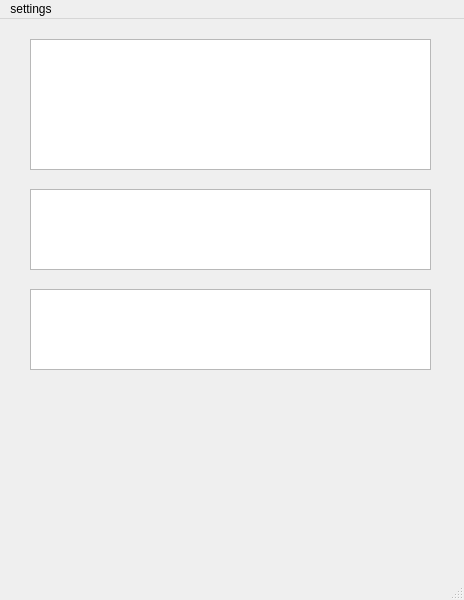
Old version of the form po/main.ui in the repository najar1412/po.
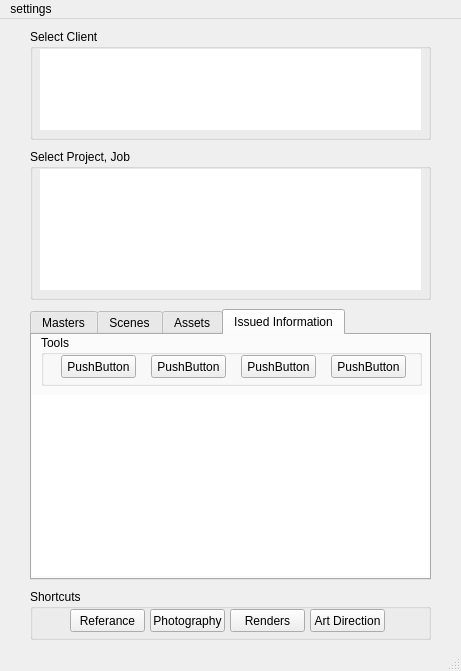
New version of the form. The open tabs and pages were chosen to show the change.

What changed in the file:
```diff
--- a/po/main.ui
+++ b/po/main.ui
@@ -6,51 +6,328 @@
    <rect>
     <x>0</x>
     <y>0</y>
-    <width>464</width>
-    <height>600</height>
+    <width>461</width>
+    <height>671</height>
    </rect>
   </property>
   <property name="windowTitle">
    <string>MainWindow</string>
   </property>
   <widget class="QWidget" name="centralwidget">
-   <widget class="QListWidget" name="client_list">
+   <widget class="QTabWidget" name="tabWidget">
     <property name="geometry">
      <rect>
       <x>30</x>
-      <y>20</y>
+      <y>290</y>
       <width>401</width>
-      <height>131</height>
+      <height>271</height>
      </rect>
     </property>
+    <property name="currentIndex">
+     <number>0</number>
+    </property>
+    <widget class="QWidget" name="masters_tab">
+     <attribute name="title">
+      <string>Masters</string>
+     </attribute>
+     <widget class="QGroupBox" name="masters_tools">
+      <property name="geometry">
+       <rect>
+        <x>10</x>
+        <y>0</y>
+        <width>381</width>
+        <height>51</height>
+       </rect>
+      </property>
+      <property name="title">
+       <string>Tools</string>
+      </property>
+      <widget class="QPushButton" name="pushButton_5">
+       <property name="geometry">
+        <rect>
+         <x>20</x>
+         <y>20</y>
+         <width>75</width>
+         <height>23</height>
+        </rect>
+       </property>
+       <property name="text">
+        <string>PushButton</string>
+       </property>
+      </widget>
+      <widget class="QPushButton" name="pushButton_6">
+       <property name="geometry">
+        <rect>
+         <x>110</x>
+         <y>20</y>
+         <width>75</width>
+         <height>23</height>
+        </rect>
+       </property>
+       <property name="text">
+        <string>PushButton</string>
+       </property>
+      </widget>
+      <widget class="QPushButton" name="pushButton_7">
+       <property name="geometry">
+        <rect>
+         <x>200</x>
+         <y>20</y>
+         <width>75</width>
+         <height>23</height>
+        </rect>
+       </property>
+       <property name="text">
+        <string>PushButton</string>
+       </property>
+      </widget>
+      <widget class="QPushButton" name="pushButton_8">
+       <property name="geometry">
+        <rect>
+         <x>290</x>
+         <y>20</y>
+         <width>75</width>
+         <height>23</height>
+        </rect>
+       </property>
+       <property name="text">
+        <string>PushButton</string>
+       </property>
+      </widget>
+     </widget>
+    </widget>
+    <widget class="QWidget" name="scene_tab">
+     <attribute name="title">
+      <string>Scenes</string>
+     </attribute>
+    </widget>
+    <widget class="QWidget" name="asset_tab">
+     <attribute name="title">
+      <string>Assets</string>
+     </attribute>
+    </widget>
+    <widget class="QWidget" name="issued_tab">
+     <attribute name="title">
+      <string>Issued Information</string>
+     </attribute>
+     <widget class="QTreeWidget" name="issued_tree">
+      <property name="geometry">
+       <rect>
+        <x>0</x>
+        <y>60</y>
+        <width>401</width>
+        <height>181</height>
+       </rect>
+      </property>
+      <property name="frameShape">
+       <enum>QFrame::NoFrame</enum>
+      </property>
+      <property name="lineWidth">
+       <number>0</number>
+      </property>
+      <attribute name="headerVisible">
+       <bool>false</bool>
+      </attribute>
+      <column>
+       <property name="text">
+        <string notr="true">1</string>
+       </property>
+      </column>
+     </widget>
+     <widget class="QGroupBox" name="issued_tools">
+      <property name="geometry">
+       <rect>
+        <x>9</x>
+        <y>0</y>
+        <width>381</width>
+        <height>51</height>
+       </rect>
+      </property>
+      <property name="title">
+       <string>Tools</string>
+      </property>
+      <widget class="QPushButton" name="pushButton">
+       <property name="geometry">
+        <rect>
+         <x>20</x>
+         <y>20</y>
+         <width>75</width>
+         <height>23</height>
+        </rect>
+       </property>
+       <property name="text">
+        <string>PushButton</string>
+       </property>
+      </widget>
+      <widget class="QPushButton" name="pushButton_2">
+       <property name="geometry">
+        <rect>
+         <x>110</x>
+         <y>20</y>
+         <width>75</width>
+         <height>23</height>
+        </rect>
+       </property>
+       <property name="text">
+        <string>PushButton</string>
+       </property>
+      </widget>
+      <widget class="QPushButton" name="pushButton_3">
+       <property name="geometry">
+        <rect>
+         <x>200</x>
+         <y>20</y>
+         <width>75</width>
+         <height>23</height>
+        </rect>
+       </property>
+       <property name="text">
+        <string>PushButton</string>
+       </property>
+      </widget>
+      <widget class="QPushButton" name="pushButton_4">
+       <property name="geometry">
+        <rect>
+         <x>290</x>
+         <y>20</y>
+         <width>75</width>
+         <height>23</height>
+        </rect>
+       </property>
+       <property name="text">
+        <string>PushButton</string>
+       </property>
+      </widget>
+     </widget>
+    </widget>
    </widget>
-   <widget class="QListWidget" name="project_list">
+   <widget class="QGroupBox" name="folder_shortcuts">
     <property name="geometry">
      <rect>
       <x>30</x>
-      <y>170</y>
+      <y>570</y>
       <width>401</width>
-      <height>81</height>
+      <height>51</height>
      </rect>
     </property>
+    <property name="title">
+     <string>Shortcuts</string>
+    </property>
+    <widget class="QPushButton" name="fs_ref">
+     <property name="geometry">
+      <rect>
+       <x>40</x>
+       <y>20</y>
+       <width>75</width>
+       <height>23</height>
+      </rect>
+     </property>
+     <property name="text">
+      <string>Referance</string>
+     </property>
+    </widget>
+    <widget class="QPushButton" name="fs_photography">
+     <property name="geometry">
+      <rect>
+       <x>120</x>
+       <y>20</y>
+       <width>75</width>
+       <height>23</height>
+      </rect>
+     </property>
+     <property name="text">
+      <string>Photography</string>
+     </property>
+    </widget>
+    <widget class="QPushButton" name="fs_render">
+     <property name="geometry">
+      <rect>
+       <x>200</x>
+       <y>20</y>
+       <width>75</width>
+       <height>23</height>
+      </rect>
+     </property>
+     <property name="text">
+      <string>Renders</string>
+     </property>
+    </widget>
+    <widget class="QPushButton" name="fs_artdirection">
+     <property name="geometry">
+      <rect>
+       <x>280</x>
+       <y>20</y>
+       <width>75</width>
+       <height>23</height>
+      </rect>
+     </property>
+     <property name="text">
+      <string>Art Direction</string>
+     </property>
+    </widget>
    </widget>
-   <widget class="QTreeWidget" name="issued_tree">
+   <widget class="QGroupBox" name="client_groupbox">
     <property name="geometry">
      <rect>
       <x>30</x>
-      <y>270</y>
+      <y>10</y>
       <width>401</width>
-      <height>81</height>
+      <height>111</height>
      </rect>
     </property>
-    <attribute name="headerVisible">
-     <bool>false</bool>
-    </attribute>
-    <column>
-     <property name="text">
-      <string notr="true">1</string>
+    <property name="title">
+     <string>Select Client</string>
+    </property>
+    <widget class="QListWidget" name="client_list">
+     <property name="geometry">
+      <rect>
+       <x>10</x>
+       <y>20</y>
+       <width>381</width>
+       <height>81</height>
+      </rect>
      </property>
-    </column>
+     <property name="frameShape">
+      <enum>QFrame::NoFrame</enum>
+     </property>
+    </widget>
+   </widget>
+   <widget class="QGroupBox" name="project_job_groupbox">
+    <property name="geometry">
+     <rect>
+      <x>30</x>
+      <y>130</y>
+      <width>401</width>
+      <height>151</height>
+     </rect>
+    </property>
+    <property name="title">
+     <string>Select Project, Job</string>
+    </property>
+    <widget class="QTreeWidget" name="project_tree">
+     <property name="geometry">
+      <rect>
+       <x>10</x>
+       <y>20</y>
+       <width>381</width>
+       <height>121</height>
+      </rect>
+     </property>
+     <property name="autoFillBackground">
+      <bool>false</bool>
+     </property>
+     <property name="frameShape">
+      <enum>QFrame::NoFrame</enum>
+     </property>
+     <attribute name="headerVisible">
+      <bool>false</bool>
+     </attribute>
+     <column>
+      <property name="text">
+       <string notr="true">1</string>
+      </property>
+     </column>
+    </widget>
    </widget>
   </widget>
   <widget class="QMenuBar" name="menubar">
@@ -58,7 +335,7 @@
     <rect>
      <x>0</x>
      <y>0</y>
-     <width>464</width>
+     <width>461</width>
      <height>21</height>
     </rect>
    </property>
```
Left out of the diff: 5 changed lines with no effect on the pictures.
